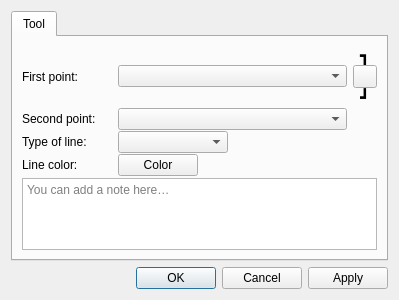
Qt form src/libs/vtools/dialogs/tools/dialogline.ui (equinox-patterns/Ostara) before a commit.
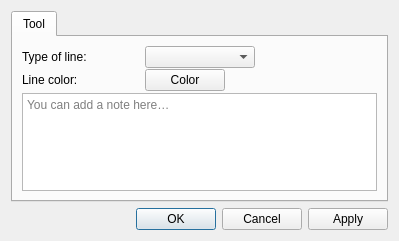
The same form after that commit. Icons and pictures are not drawn. Custom widgets are drawn as their Qt base class.

Commit message: Points + Line tool validation: point combos, PB toggle, click-to-PB fix

```diff
--- a/src/libs/vtools/dialogs/tools/dialogline.ui
+++ b/src/libs/vtools/dialogs/tools/dialogline.ui
@@ -40,7 +40,7 @@
        <property name="verticalSpacing">
         <number>1</number>
        </property>
-       <item row="4" column="0">
+       <item row="2" column="0">
         <widget class="QLabel" name="label_7">
          <property name="minimumSize">
           <size>
@@ -53,72 +53,7 @@
          </property>
         </widget>
        </item>
-       <item row="5" column="0">
-        <widget class="QLabel" name="label">
-         <property name="text">
-          <string>Line color:</string>
-         </property>
-        </widget>
-       </item>
        <item row="2" column="1">
-        <widget class="QComboBox" name="comboBoxFirstPoint">
-         <property name="sizePolicy">
-          <sizepolicy hsizetype="Expanding" vsizetype="Fixed">
-           <horstretch>0</horstretch>
-           <verstretch>0</verstretch>
-          </sizepolicy>
-         </property>
-         <property name="minimumSize">
-          <size>
-           <width>0</width>
-           <height>0</height>
-          </size>
-         </property>
-        </widget>
-       </item>
-       <item row="3" column="0">
-        <widget class="QLabel" name="labelSecondPoint">
-         <property name="minimumSize">
-          <size>
-           <width>90</width>
-           <height>0</height>
-          </size>
-         </property>
-         <property name="text">
-          <string>Second point:</string>
-         </property>
-        </widget>
-       </item>
-       <item row="3" column="1">
-        <widget class="QComboBox" name="comboBoxSecondPoint">
-         <property name="sizePolicy">
-          <sizepolicy hsizetype="Expanding" vsizetype="Fixed">
-           <horstretch>0</horstretch>
-           <verstretch>0</verstretch>
-          </sizepolicy>
-         </property>
-         <property name="minimumSize">
-          <size>
-           <width>0</width>
-           <height>0</height>
-          </size>
-         </property>
-        </widget>
-       </item>
-       <item row="5" column="1">
-        <widget class="VPE::QtColorPicker" name="pushButtonLineColor">
-         <property name="sizePolicy">
-          <sizepolicy hsizetype="Fixed" vsizetype="Fixed">
-           <horstretch>0</horstretch>
-           <verstretch>0</verstretch>
-          </sizepolicy>
-         </property>
-         <property name="text">
-          <string notr="true">Color</string>
-         </property>
-        </widget>
-       </item>
-       <item row="4" column="1">
         <widget class="QComboBox" name="comboBoxLineType">
          <property name="sizePolicy">
           <sizepolicy hsizetype="Expanding" vsizetype="Fixed">
@@ -146,71 +81,27 @@
          </property>
         </widget>
        </item>
-       <item row="2" column="0">
-        <widget class="QLabel" name="labelFirstPoint">
-         <property name="minimumSize">
-          <size>
-           <width>90</width>
-           <height>0</height>
-          </size>
-         </property>
+       <item row="3" column="0">
+        <widget class="QLabel" name="label">
          <property name="text">
-          <string>First point:</string>
+          <string>Line color:</string>
          </property>
         </widget>
        </item>
-       <item row="2" column="2">
-        <layout class="QVBoxLayout" name="verticalLayoutSwap">
-         <property name="spacing">
-          <number>0</number>
+       <item row="3" column="1">
+        <widget class="VPE::QtColorPicker" name="pushButtonLineColor">
+         <property name="sizePolicy">
+          <sizepolicy hsizetype="Fixed" vsizetype="Fixed">
+           <horstretch>0</horstretch>
+           <verstretch>0</verstretch>
+          </sizepolicy>
          </property>
-         <item alignment="Qt::AlignmentFlag::AlignTop">
-          <widget class="QLabel" name="label_8">
-           <property name="font">
-            <font>
-             <pointsize>10</pointsize>
-            </font>
-           </property>
-           <property name="text">
-            <string notr="true">&lt;html&gt;&lt;head/&gt;&lt;body&gt;&lt;p&gt;&lt;span style=&quot; font-size:12pt;font-weight:800;&quot;&gt;┓&lt;/span&gt;&lt;/p&gt;&lt;/body&gt;&lt;/html&gt;</string>
-           </property>
-           <property name="alignment">
-            <set>Qt::AlignmentFlag::AlignBottom|Qt::AlignmentFlag::AlignHCenter</set>
-           </property>
-          </widget>
-         </item>
-         <item>
-          <widget class="QToolButton" name="toolButtonSwapPoints">
-           <property name="toolTip">
-            <string>Swap points</string>
-           </property>
-           <property name="text">
-            <string notr="true"/>
-           </property>
-           <property name="icon">
-            <iconset theme="gtk-convert"/>
-           </property>
-           <property name="iconSize">
-            <size>
-             <width>16</width>
-             <height>16</height>
-            </size>
-           </property>
-          </widget>
-         </item>
-         <item alignment="Qt::AlignmentFlag::AlignHCenter|Qt::AlignmentFlag::AlignBottom">
-          <widget class="QLabel" name="label_10">
-           <property name="text">
-            <string notr="true">&lt;html&gt;&lt;head/&gt;&lt;body&gt;&lt;p&gt;&lt;span style=&quot; font-size:12pt; font-weight:800;&quot;&gt;┛&lt;/span&gt;&lt;/p&gt;&lt;/body&gt;&lt;/html&gt;</string>
-           </property>
-           <property name="alignment">
-            <set>Qt::AlignmentFlag::AlignLeading|Qt::AlignmentFlag::AlignLeft|Qt::AlignmentFlag::AlignTop</set>
-           </property>
-          </widget>
-         </item>
-        </layout>
+         <property name="text">
+          <string notr="true">Color</string>
+         </property>
+        </widget>
        </item>
-       <item row="6" column="0" colspan="3">
+       <item row="4" column="0" colspan="3">
         <layout class="QVBoxLayout" name="notesAreaLayout">
          <item>
           <layout class="QHBoxLayout" name="notesSeparatorLayout">
```
The commit also changes 16 other files.
